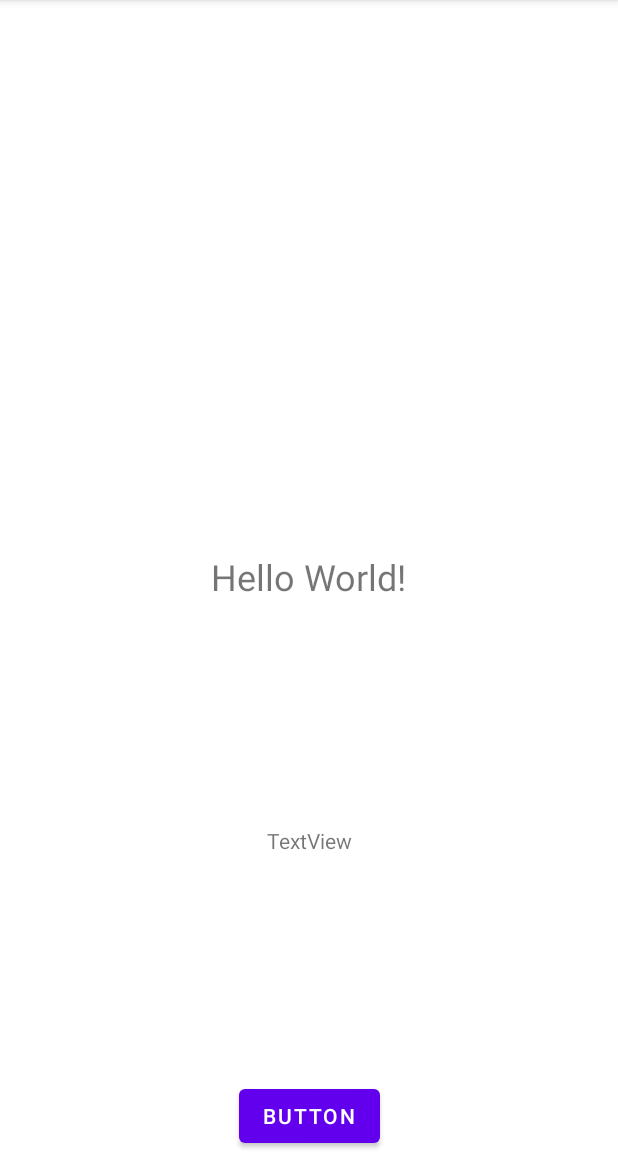
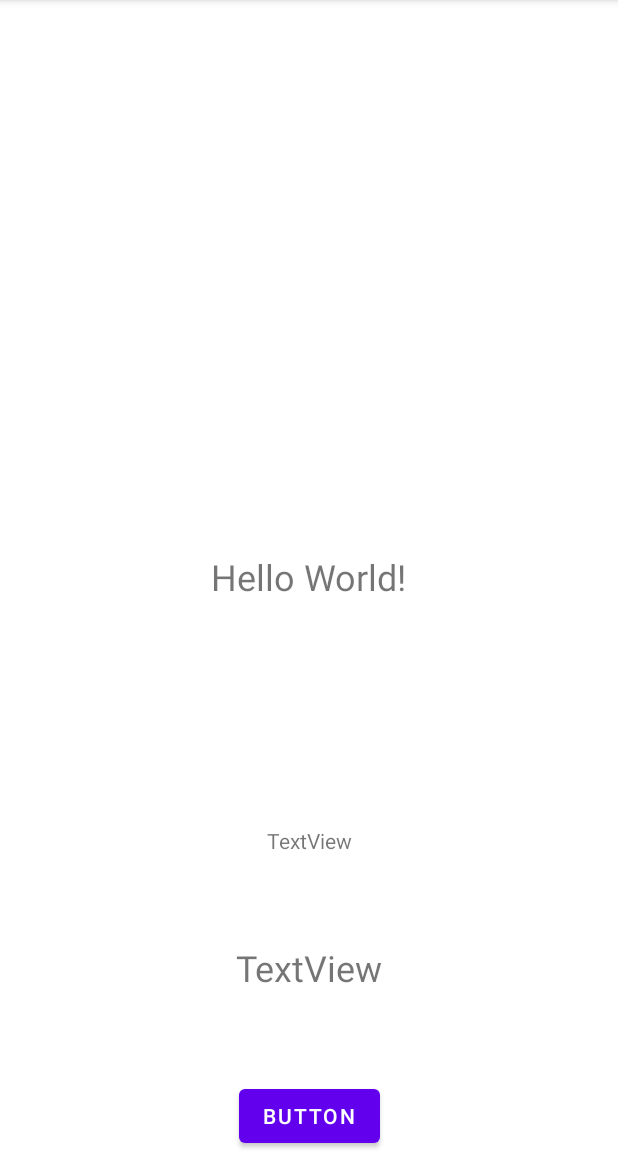
Before and after one commit to parksh01/RSSI_PDR_Indoor_Positioning, an Android app: the screen it shows after launch (MainActivity), on a phone screen of 412 x 824 dp, the part 84-1236 px from its top. Run offline under Robolectric (Android 15) with nearby library versions, the phone set to English and light mode, and no system bars.

Commit message:
Refactored PDR code

```diff
--- a/AccelLocation/app/src/main/java/com/example/accellocation/MainActivity.java
+++ b/AccelLocation/app/src/main/java/com/example/accellocation/MainActivity.java
@@ -7,22 +7,38 @@ import android.hardware.Sensor;
 import android.hardware.SensorListener;
 import android.hardware.SensorManager;
 import android.os.Bundle;
+import android.os.Handler;
+import android.os.Message;
 import android.view.View;
 import android.widget.Button;
 import android.widget.Chronometer;
 import android.widget.TextView;
 import android.widget.Toast;
 
+import java.util.Timer;
+import java.util.TimerTask;
+
 public class MainActivity extends AppCompatActivity {
     Button startButton;
     TextView coordinateDisplay;
     TextView directionDisplay;
+    TextView coordType2;
 
     SensorManager AccelManager, RotManager;
     AccelLocation accelLocation;
     DeviceDirection deviceDirection;
 
     boolean buttonSwitchToggle;
+
+    float coordX = 0;
+    float coordY = 0;
+    float interval = 0;
+    float before;
+    final Handler coordType2Handler = new Handler(){
+        public void handleMessage(Message msg){
+            coordType2.setText("(" + String.format("%.3f", coordX) + ", " + String.format("%.3f", coordY) + ")");
+        }
+    };
 
     @Override
     protected void onCreate(Bundle savedInstanceState) {
@@ -32,6 +48,7 @@ public class MainActivity extends AppCompatActivity {
         startButton = (Button)findViewById(R.id.button);
         coordinateDisplay = (TextView)findViewById(R.id.coordinateDisplay);
         directionDisplay = (TextView)findViewById(R.id.directionDisplay);
+        coordType2 = (TextView)findViewById(R.id.coordinateType2Display);
 
         AccelManager = (SensorManager)getSystemService(SENSOR_SERVICE);
         RotManager = (SensorManager)getSystemService(SENSOR_SERVICE);
@@ -53,6 +70,21 @@ public class MainActivity extends AppCompatActivity {
             if(!accelCheck | !directionCheck){
                 Toast.makeText(this.getApplicationContext(), "가속도 센서를 지원하지 않음", Toast.LENGTH_LONG).show();
             }
+            else{
+                Timer scheduler = new Timer();
+                TimerTask task = new TimerTask(){
+                    @Override
+                    public void run() {
+                        interval = (float) Math.abs(before - System.nanoTime()) / 1000000000;
+                        before = System.nanoTime();
+                        coordX += Math.sin(deviceDirection.totalRot) * accelLocation.spd * interval;
+                        coordY += Math.cos(deviceDirection.totalRot) * accelLocation.spd * interval;
+                        Message msg = coordType2Handler.obtainMessage();
+                        coordType2Handler.sendMessage(msg);
+                    }
+                };
+                scheduler.scheduleAtFixedRate(task, 0, 10);
+            }
         }
         else{
             AccelManager.unregisterListener(accelLocation);
--- a/AccelLocation/app/src/main/res/layout/activity_main.xml
+++ b/AccelLocation/app/src/main/res/layout/activity_main.xml
@@ -37,4 +37,15 @@
         app:layout_constraintStart_toStartOf="parent"
         app:layout_constraintTop_toBottomOf="@+id/coordinateDisplay" />
 
+    <TextView
+        android:id="@+id/coordinateType2Display"
+        android:layout_width="wrap_content"
+        android:layout_height="wrap_content"
+        android:text="TextView"
+        android:textSize="24dp"
+        app:layout_constraintBottom_toTopOf="@+id/button"
+        app:layout_constraintEnd_toEndOf="parent"
+        app:layout_constraintStart_toStartOf="parent"
+        app:layout_constraintTop_toBottomOf="@+id/directionDisplay" />
+
 </androidx.constraintlayout.widget.ConstraintLayout>
```
Also changed, not shown: AccelLocation/app/src/main/java/com/example/accellocation/AccelLocation.java (+21 -12 lines), AccelLocation/app/src/main/java/com/example/accellocation/DeviceDirection.java (+16 -4 lines).
